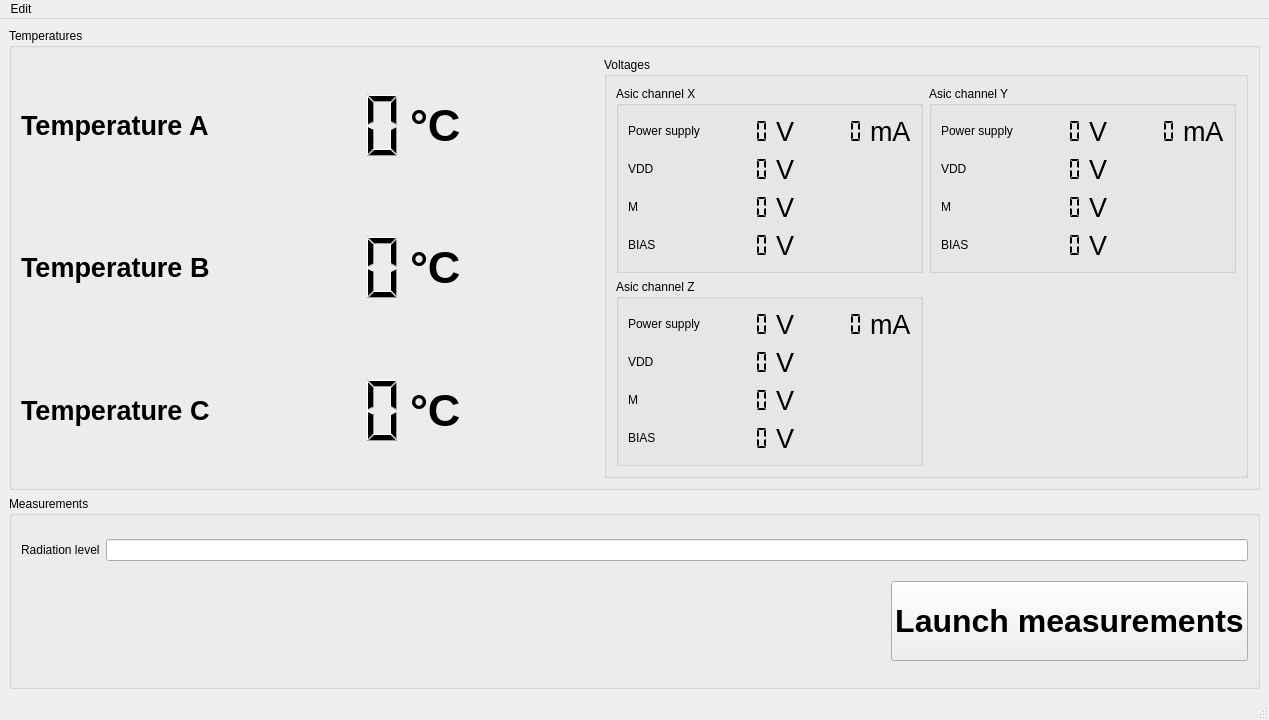
Above: designer/mainwindow.ui from NadjB/Juice_SCM_GSE before the change. Below: the same form after it.
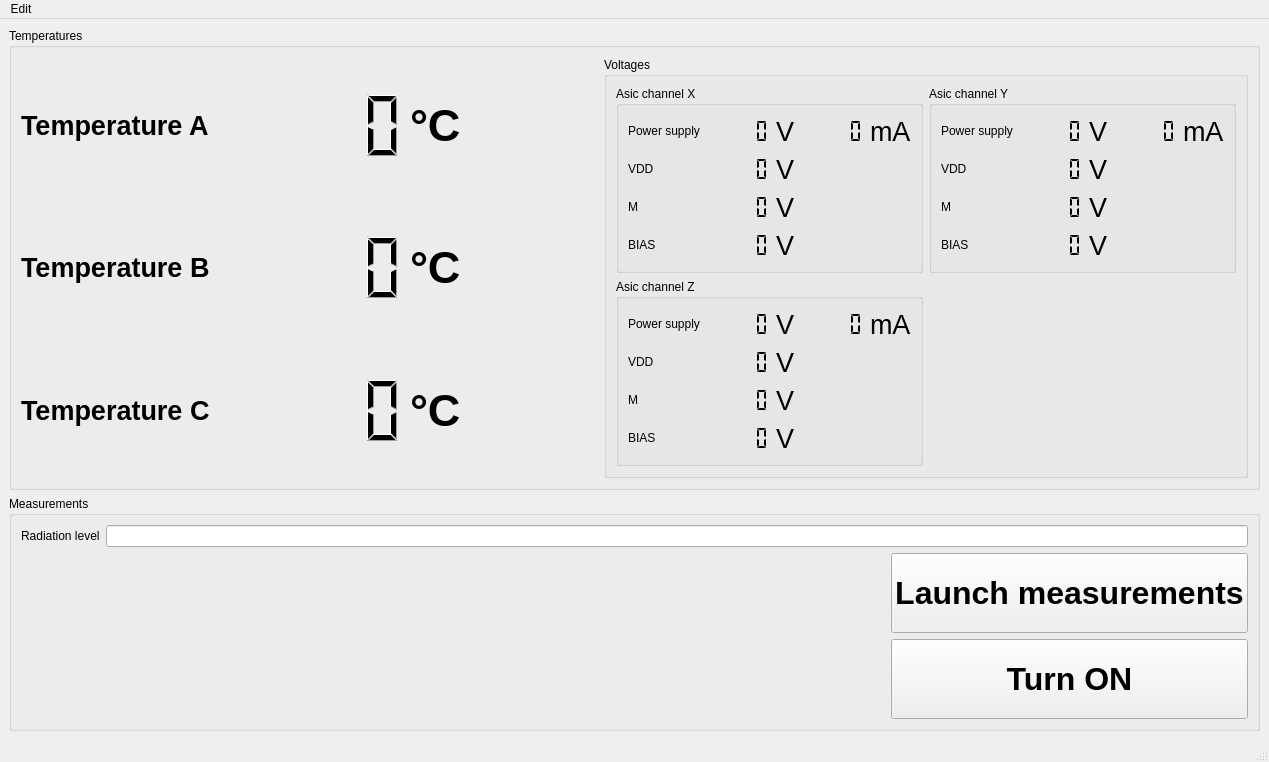
That is the form after the change. Icons and pictures are not drawn.

Commit message: Replaced print statements with logging, improved over current handling and added Turn ON and OFF buttons

```diff
--- a/designer/mainwindow.ui
+++ b/designer/mainwindow.ui
@@ -706,13 +706,6 @@
        <string>Measurements</string>
       </property>
       <layout class="QGridLayout" name="gridLayout_3">
-       <item row="0" column="0">
-        <widget class="QLabel" name="label_34">
-         <property name="text">
-          <string>Radiation level</string>
-         </property>
-        </widget>
-       </item>
        <item row="1" column="2">
         <widget class="QPushButton" name="Launch_Measurements">
          <property name="minimumSize">
@@ -749,6 +742,33 @@
          </property>
         </spacer>
        </item>
+       <item row="0" column="0">
+        <widget class="QLabel" name="label_34">
+         <property name="text">
+          <string>Radiation level</string>
+         </property>
+        </widget>
+       </item>
+       <item row="2" column="2">
+        <widget class="QPushButton" name="power_button">
+         <property name="minimumSize">
+          <size>
+           <width>0</width>
+           <height>80</height>
+          </size>
+         </property>
+         <property name="font">
+          <font>
+           <pointsize>24</pointsize>
+           <weight>75</weight>
+           <bold>true</bold>
+          </font>
+         </property>
+         <property name="text">
+          <string>Turn ON</string>
+         </property>
+        </widget>
+       </item>
       </layout>
      </widget>
     </item>
```
The commit also changes 4 other files.
